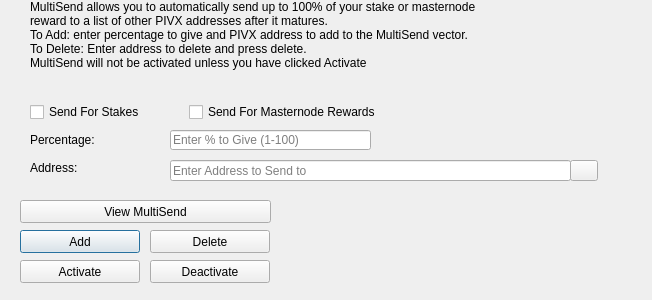
This is src/qt/forms/multisenddialog.ui in ProjectMerge/merge-legacy as Qt 5 draws it before an edit. The edited form follows.
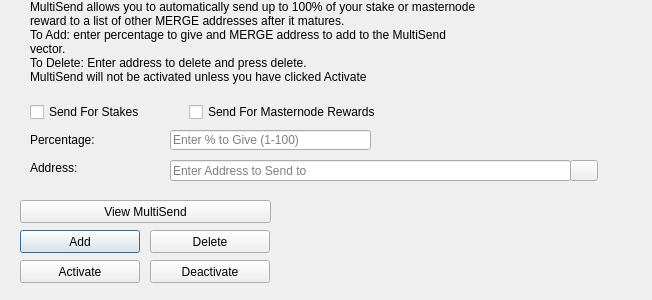
This is the edited form. Icons and pictures are not drawn.

Commit message: misc PIVX reference changes

What changed in the file:
```diff
--- a/src/qt/forms/multisenddialog.ui
+++ b/src/qt/forms/multisenddialog.ui
@@ -61,8 +61,8 @@
     <number>1</number>
    </property>
    <property name="text">
-    <string>MultiSend allows you to automatically send up to 100% of your stake or masternode reward to a list of other PIVX addresses after it matures.
-To Add: enter percentage to give and PIVX address to add to the MultiSend vector.
+    <string>MultiSend allows you to automatically send up to 100% of your stake or masternode reward to a list of other MERGE addresses after it matures.
+To Add: enter percentage to give and MERGE address to add to the MultiSend vector.
 To Delete: Enter address to delete and press delete.
 MultiSend will not be activated unless you have clicked Activate</string>
    </property>
```
The commit also changes 23 other files.
